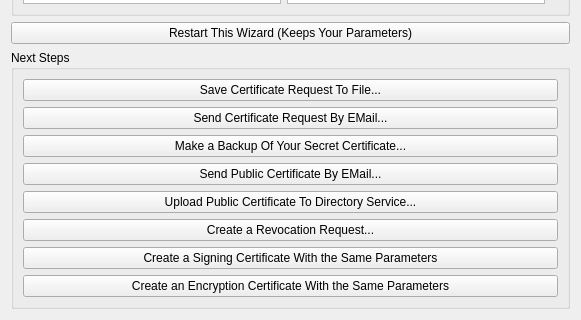
sensama/kleopatra, file newcertificatewizard/resultpage.ui: the form before one commit; both pictures show x 0 to 581 and y 365 to 685 of the 581 by 685 pixel window.
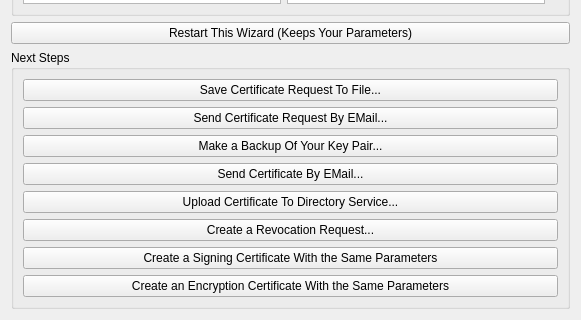
The form after the commit. Custom widgets are drawn as their Qt base class.

Commit message:
Selectively revert commit 1139173
There's no such thing as "public certificate" or "secret certificate".

What changed in the file:
```diff
--- a/newcertificatewizard/resultpage.ui
+++ b/newcertificatewizard/resultpage.ui
@@ -65,21 +65,21 @@
       <item>
        <widget class="QPushButton" name="makeBackupPB" >
         <property name="text" >
-         <string>Make a Backup Of Your Secret Certificate...</string>
+         <string>Make a Backup Of Your Key Pair...</string>
         </property>
        </widget>
       </item>
       <item>
        <widget class="QPushButton" name="sendCertificateByEMailPB" >
         <property name="text" >
-         <string>Send Public Certificate By EMail...</string>
+         <string>Send Certificate By EMail...</string>
         </property>
        </widget>
       </item>
       <item>
        <widget class="QPushButton" name="uploadToKeyserverPB" >
         <property name="text" >
-         <string>Upload Public Certificate To Directory Service...</string>
+         <string>Upload Certificate To Directory Service...</string>
         </property>
        </widget>
       </item>
```
The commit also changes 1 other file.
